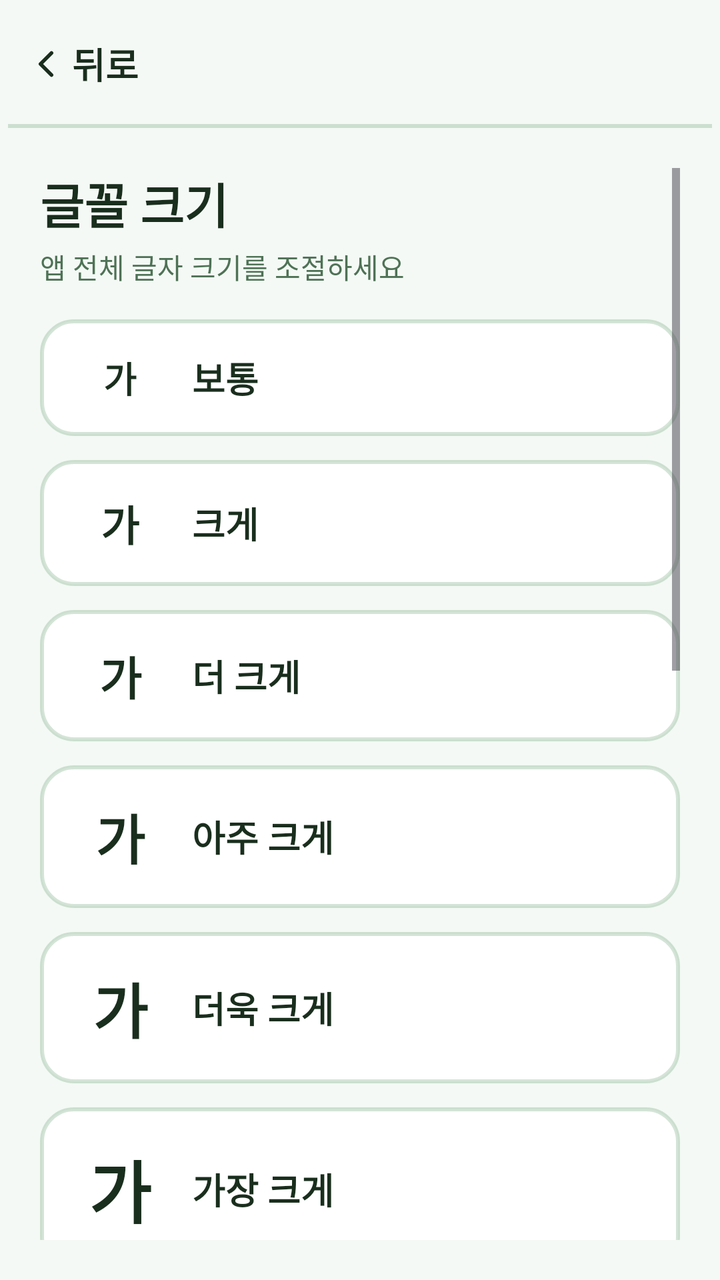
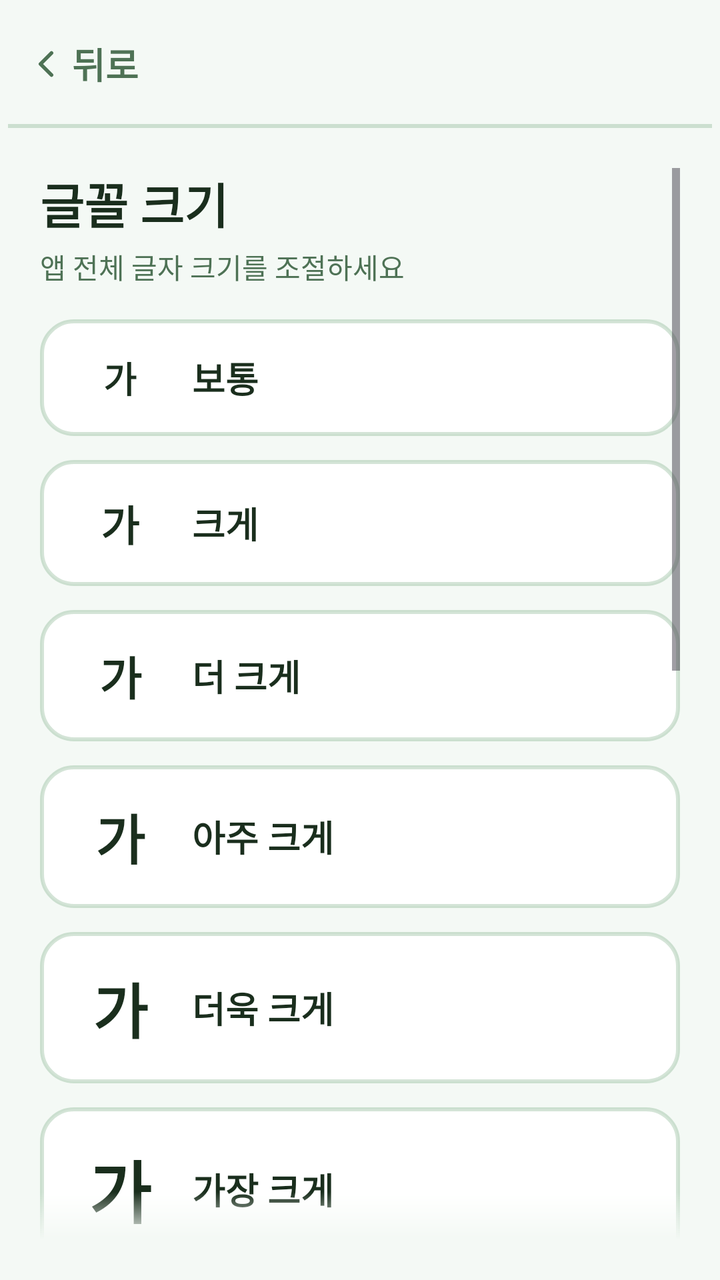

Before-and-after screenshots of an Android layout around one commit, followed by the original layout XML and the change that was made.
<!-- AndroidManifest.xml: application theme Theme.ParkGolf -->
<!-- res/layout/fragment_settings.xml -->
<?xml version="1.0" encoding="utf-8"?>
<LinearLayout xmlns:android="http://schemas.android.com/apk/res/android"
    android:layout_width="match_parent" android:layout_height="match_parent"
    android:orientation="vertical" android:background="?attr/parkBackground">

    <include android:id="@+id/topBar" layout="@layout/view_top_bar" />

    <ScrollView android:layout_width="match_parent" android:layout_height="0dp"
        android:layout_weight="1" android:fillViewport="true" android:padding="20dp">
        <LinearLayout android:layout_width="match_parent" android:layout_height="wrap_content"
            android:orientation="vertical">

            <TextView android:layout_width="wrap_content" android:layout_height="wrap_content"
                android:text="@string/font_size_title" android:textSize="@dimen/title_text"
                android:textStyle="bold" android:textColor="?attr/parkForeground" />
            <TextView android:layout_width="wrap_content" android:layout_height="wrap_content"
                android:text="@string/font_size_desc" android:textColor="?attr/parkMutedForeground"
                android:layout_marginTop="4dp" android:layout_marginBottom="16dp" />

            <LinearLayout android:id="@+id/rowFontNormal" style="@style/ThemeRow">
                <TextView android:layout_width="40dp" android:layout_height="wrap_content"
                    android:gravity="center" android:text="@string/font_preview_glyph"
                    android:textSize="18dp" android:textStyle="bold" android:textColor="?attr/parkForeground" />
                <TextView style="@style/ThemeRowLabel" android:text="@string/font_normal" />
                <ImageView android:id="@+id/checkFontNormal" style="@style/ThemeCheck" />
            </LinearLayout>
            <LinearLayout android:id="@+id/rowFontLarge" style="@style/ThemeRow">
                <TextView android:layout_width="40dp" android:layout_height="wrap_content"
                    android:gravity="center" android:text="@string/font_preview_glyph"
                    android:textSize="21dp" android:textStyle="bold" android:textColor="?attr/parkForeground" />
                <TextView style="@style/ThemeRowLabel" android:text="@string/font_large" />
                <ImageView android:id="@+id/checkFontLarge" style="@style/ThemeCheck" />
            </LinearLayout>
            <LinearLayout android:id="@+id/rowFontXlarge" style="@style/ThemeRow">
                <TextView android:layout_width="40dp" android:layout_height="wrap_content"
                    android:gravity="center" android:text="@string/font_preview_glyph"
                    android:textSize="23dp" android:textStyle="bold" android:textColor="?attr/parkForeground" />
                <TextView style="@style/ThemeRowLabel" android:text="@string/font_xlarge" />
                <ImageView android:id="@+id/checkFontXlarge" style="@style/ThemeCheck" />
            </LinearLayout>
            <LinearLayout android:id="@+id/rowFontXxlarge" style="@style/ThemeRow">
                <TextView android:layout_width="40dp" android:layout_height="wrap_content"
                    android:gravity="center" android:text="@string/font_preview_glyph"
                    android:textSize="27dp" android:textStyle="bold" android:textColor="?attr/parkForeground" />
                <TextView style="@style/ThemeRowLabel" android:text="@string/font_xxlarge" />
                <ImageView android:id="@+id/checkFontXxlarge" style="@style/ThemeCheck" />
            </LinearLayout>
            <LinearLayout android:id="@+id/rowFontXxxlarge" style="@style/ThemeRow">
                <TextView android:layout_width="40dp" android:layout_height="wrap_content"
                    android:gravity="center" android:text="@string/font_preview_glyph"
                    android:textSize="30dp" android:textStyle="bold" android:textColor="?attr/parkForeground" />
                <TextView style="@style/ThemeRowLabel" android:text="@string/font_xxxlarge" />
                <ImageView android:id="@+id/checkFontXxxlarge" style="@style/ThemeCheck" />
            </LinearLayout>
            <LinearLayout android:id="@+id/rowFontXxxxlarge" style="@style/ThemeRow">
                <TextView android:layout_width="40dp" android:layout_height="wrap_content"
                    android:gravity="center" android:text="@string/font_preview_glyph"
                    android:textSize="34dp" android:textStyle="bold" android:textColor="?attr/parkForeground" />
                <TextView style="@style/ThemeRowLabel" android:text="@string/font_xxxxlarge" />
                <ImageView android:id="@+id/checkFontXxxxlarge" style="@style/ThemeCheck" />
            </LinearLayout>

            <View android:layout_width="match_parent" android:layout_height="2dp"
                android:background="?attr/parkBorder" android:layout_marginVertical="24dp" />

            <TextView android:layout_width="wrap_content" android:layout_height="wrap_content"
                android:text="@string/theme_section_title" android:textSize="@dimen/title_text"
                android:textStyle="bold" android:textColor="?attr/parkForeground" />
            <TextView android:layout_width="wrap_content" android:layout_height="wrap_content"
                android:text="@string/theme_section_desc" android:textColor="?attr/parkMutedForeground"
                android:layout_marginTop="4dp" android:layout_marginBottom="16dp" />

            <LinearLayout android:id="@+id/rowGreen" style="@style/ThemeRow">
                <View style="@style/ThemeSwatch" android:backgroundTint="@color/theme_green" />
                <TextView style="@style/ThemeRowLabel" android:text="@string/theme_green" />
                <ImageView android:id="@+id/checkGreen" style="@style/ThemeCheck" />
            </LinearLayout>
            <LinearLayout android:id="@+id/rowBlue" style="@style/ThemeRow">
                <View style="@style/ThemeSwatch" android:backgroundTint="@color/theme_blue" />
                <TextView style="@style/ThemeRowLabel" android:text="@string/theme_blue" />
                <ImageView android:id="@+id/checkBlue" style="@style/ThemeCheck" />
            </LinearLayout>
            <LinearLayout android:id="@+id/rowOrange" style="@style/ThemeRow">
                <View style="@style/ThemeSwatch" android:backgroundTint="@color/theme_orange" />
                <TextView style="@style/ThemeRowLabel" android:text="@string/theme_orange" />
                <ImageView android:id="@+id/checkOrange" style="@style/ThemeCheck" />
            </LinearLayout>
            <LinearLayout android:id="@+id/rowPurple" style="@style/ThemeRow">
                <View style="@style/ThemeSwatch" android:backgroundTint="@color/theme_purple" />
                <TextView style="@style/ThemeRowLabel" android:text="@string/theme_purple" />
                <ImageView android:id="@+id/checkPurple" style="@style/ThemeCheck" />
            </LinearLayout>

            <View android:layout_width="match_parent" android:layout_height="2dp"
                android:background="?attr/parkBorder" android:layout_marginVertical="24dp" />

            <TextView android:layout_width="wrap_content" android:layout_height="wrap_content"
                android:text="@string/default_name_title" android:textSize="@dimen/title_text"
                android:textStyle="bold" android:textColor="?attr/parkForeground" />
            <TextView android:layout_width="wrap_content" android:layout_height="wrap_content"
                android:text="@string/default_name_desc" android:textColor="?attr/parkMutedForeground"
                android:layout_marginTop="4dp" android:layout_marginBottom="16dp" />
            <LinearLayout android:layout_width="match_parent" android:layout_height="wrap_content"
                android:orientation="horizontal" android:gravity="center_vertical"
                android:background="@drawable/bg_card" android:paddingHorizontal="20dp" android:paddingVertical="16dp">
                <ImageView android:layout_width="20dp" android:layout_height="20dp"
                    android:src="@drawable/ic_user" android:importantForAccessibility="no" />
                <EditText android:id="@+id/etDefaultName"
                    android:layout_width="0dp" android:layout_height="wrap_content" android:layout_weight="1"
                    android:layout_marginStart="12dp" android:background="@android:color/transparent"
                    android:hint="@string/default_name_hint" android:textSize="@dimen/body_text"
                    android:textColor="?attr/parkForeground" android:inputType="text" />
            </LinearLayout>
        </LinearLayout>
    </ScrollView>
</LinearLayout>
<!-- res/layout/view_top_bar.xml (included above) -->
<?xml version="1.0" encoding="utf-8"?>
<androidx.constraintlayout.widget.ConstraintLayout
    xmlns:android="http://schemas.android.com/apk/res/android"
    xmlns:app="http://schemas.android.com/apk/res-auto"
    android:layout_width="match_parent"
    android:layout_height="wrap_content"
    android:background="?attr/parkBackground"
    android:minHeight="64dp"
    android:paddingHorizontal="4dp">

    <LinearLayout
        android:id="@+id/btnBack"
        android:layout_width="wrap_content"
        android:layout_height="@dimen/touch_min"
        android:orientation="horizontal"
        android:gravity="center_vertical"
        android:paddingHorizontal="8dp"
        android:background="?attr/selectableItemBackground"
        android:clickable="true"
        android:focusable="true"
        android:contentDescription="@string/back"
        app:layout_constraintStart_toStartOf="parent"
        app:layout_constraintTop_toTopOf="parent"
        app:layout_constraintBottom_toBottomOf="parent">
        <ImageView
            android:layout_width="22dp" android:layout_height="22dp"
            android:src="@drawable/ic_chevron_left"
            android:importantForAccessibility="no" />
        <TextView
            android:layout_width="wrap_content" android:layout_height="wrap_content"
            android:layout_marginStart="2dp"
            android:text="@string/back"
            android:textColor="?attr/parkForeground"
            android:textSize="@dimen/body_text"
            android:textStyle="bold" />
    </LinearLayout>

    <TextView
        android:id="@+id/tvBarTitle"
        android:layout_width="0dp"
        android:layout_height="wrap_content"
        android:gravity="center"
        android:textSize="@dimen/body_text"
        android:textStyle="bold"
        android:textColor="?attr/parkForeground"
        android:maxLines="1"
        android:ellipsize="end"
        app:layout_constraintStart_toEndOf="@id/btnBack"
        app:layout_constraintEnd_toStartOf="@id/barSpacer"
        app:layout_constraintTop_toTopOf="parent"
        app:layout_constraintBottom_toBottomOf="parent" />

    <Space
        android:id="@+id/barSpacer"
        android:layout_width="72dp"
        android:layout_height="1dp"
        app:layout_constraintEnd_toEndOf="parent"
        app:layout_constraintTop_toTopOf="parent" />

    <View android:layout_width="0dp" android:layout_height="@dimen/border_width"
        android:background="?attr/parkBorder"
        app:layout_constraintStart_toStartOf="parent"
        app:layout_constraintEnd_toEndOf="parent"
        app:layout_constraintBottom_toBottomOf="parent" />
</androidx.constraintlayout.widget.ConstraintLayout>
<!-- resources referenced by this layout -->
<resources>
  <color name="theme_blue">#1A6FA4</color>
  <color name="theme_green">#2A7A3B</color>
  <color name="theme_orange">#C2601A</color>
  <color name="theme_purple">#6B3FA0</color>
  <dimen name="body_text">18sp</dimen>
  <dimen name="border_width">2dp</dimen>
  <dimen name="title_text">24sp</dimen>
  <dimen name="touch_min">56dp</dimen>
  <!-- drawable bg_card (drawable) -->
  <?xml version="1.0" encoding="utf-8"?>
  <shape xmlns:android="http://schemas.android.com/apk/res/android" android:shape="rectangle">
      <solid android:color="@color/card" />
      <corners android:radius="@dimen/radius_card" />
      <stroke android:width="@dimen/border_width" android:color="?attr/parkBorder" />
  </shape>
  <!-- drawable ic_chevron_left (drawable) -->
  <vector xmlns:android="http://schemas.android.com/apk/res/android" android:width="24dp" android:height="24dp" android:viewportWidth="24" android:viewportHeight="24">
      <path android:strokeColor="?attr/parkForeground" android:strokeWidth="2" android:strokeLineCap="round" android:strokeLineJoin="round" android:pathData="M15,18 L9,12 L15,6" />
  </vector>
  <string name="back">뒤로</string>
  <string name="default_name_desc">게임 시작 시 첫 번째 참가자로 표시되는 이름입니다</string>
  <string name="default_name_hint">이름을 입력하세요</string>
  <string name="default_name_title">기본 이름</string>
  <string name="font_large">크게</string>
  <string name="font_normal">보통</string>
  <string name="font_preview_glyph">가</string>
  <string name="font_size_desc">앱 전체 글자 크기를 조절하세요</string>
  <string name="font_size_title">글꼴 크기</string>
  <string name="font_xlarge">더 크게</string>
  <string name="font_xxlarge">아주 크게</string>
  <string name="font_xxxlarge">더욱 크게</string>
  <string name="font_xxxxlarge">가장 크게</string>
  <string name="theme_blue">파랑</string>
  <string name="theme_green">초록</string>
  <string name="theme_orange">주황</string>
  <string name="theme_purple">보라</string>
  <string name="theme_section_desc">앱 전체에 적용되는 색상을 선택하세요</string>
  <string name="theme_section_title">컬러 테마</string>
  <style name="ThemeCheck">
          <item name="android:layout_width">24dp</item>
          <item name="android:layout_height">24dp</item>
          <item name="android:src">@drawable/ic_check</item>
          <item name="android:visibility">gone</item>
          <item name="android:tint">?attr/parkPrimary</item>
      </style>
  <style name="ThemeSwatch">
          <item name="android:layout_width">40dp</item>
          <item name="android:layout_height">40dp</item>
          <item name="android:background">@drawable/circle_solid</item>
      </style>
  <style name="Theme.ParkGolf" parent="Theme.ParkGolf.Green" />
  <color name="card">#FFFFFF</color>
  <dimen name="radius_card">16dp</dimen>
  <!-- drawable ic_check (drawable) -->
  <vector xmlns:android="http://schemas.android.com/apk/res/android" android:width="24dp" android:height="24dp" android:viewportWidth="24" android:viewportHeight="24">
      <path android:strokeColor="?attr/parkForeground" android:strokeWidth="2.5" android:strokeLineCap="round" android:strokeLineJoin="round" android:pathData="M20,6 L9,17 L4,12" />
  </vector>
  <!-- drawable circle_solid (drawable) -->
  <shape xmlns:android="http://schemas.android.com/apk/res/android" android:shape="oval">
      <solid android:color="#FFFFFF" />
  </shape>
  <style name="Theme.ParkGolf.Base" parent="Theme.Material3.DayNight.NoActionBar">
          <item name="colorOnPrimary">@color/on_primary</item>
          <item name="android:textColorPrimary">?attr/parkForeground</item>
      </style>
  <color name="on_primary">#FFFFFF</color>
  <!-- unchanged entries left out for length: 4 -->
</resources>

<!-- the commit's change to res/layout/fragment_settings.xml (unified diff, before → after) -->
@@ -6,7 +6,9 @@
     <include android:id="@+id/topBar" layout="@layout/view_top_bar" />
 
     <ScrollView android:layout_width="match_parent" android:layout_height="0dp"
-        android:layout_weight="1" android:fillViewport="true" android:padding="20dp">
+        android:layout_weight="1" android:fillViewport="true" android:padding="20dp"
+        android:requiresFadingEdge="vertical"
+        android:fadingEdgeLength="@dimen/scroll_fade">
         <LinearLayout android:layout_width="match_parent" android:layout_height="wrap_content"
             android:orientation="vertical">
 
@@ -142,12 +144,13 @@
         <ImageView
             android:layout_width="22dp" android:layout_height="22dp"
             android:src="@drawable/ic_chevron_left"
-            android:importantForAccessibility="no" />
+            android:importantForAccessibility="no"
+            app:tint="?attr/parkMutedForeground" />
         <TextView
             android:layout_width="wrap_content" android:layout_height="wrap_content"
             android:layout_marginStart="2dp"
             android:text="@string/back"
-            android:textColor="?attr/parkForeground"
+            android:textColor="?attr/parkMutedForeground"
             android:textSize="@dimen/body_text"
             android:textStyle="bold" />
     </LinearLayout>
<!-- resource entries referenced after the edit -->
@@ -6,6 +6,7 @@
   <color name="theme_purple">#6B3FA0</color>
   <dimen name="body_text">18sp</dimen>
   <dimen name="border_width">2dp</dimen>
+  <dimen name="scroll_fade">24dp</dimen>
   <dimen name="title_text">24sp</dimen>
   <dimen name="touch_min">56dp</dimen>
   <!-- drawable bg_card (drawable) -->
